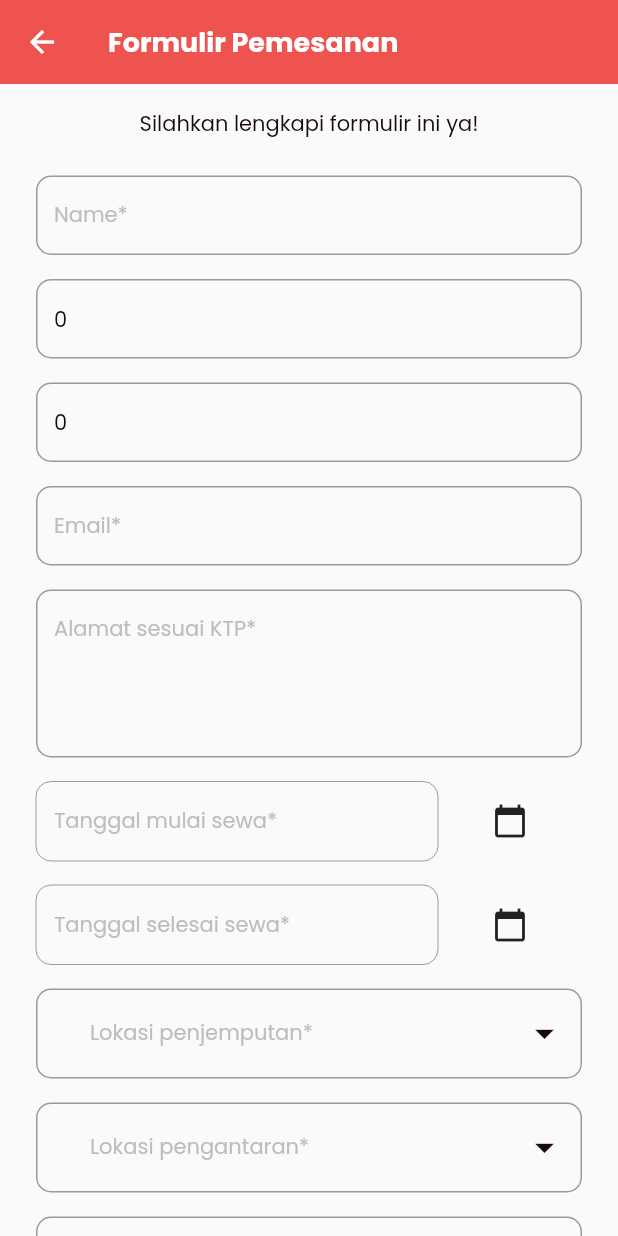
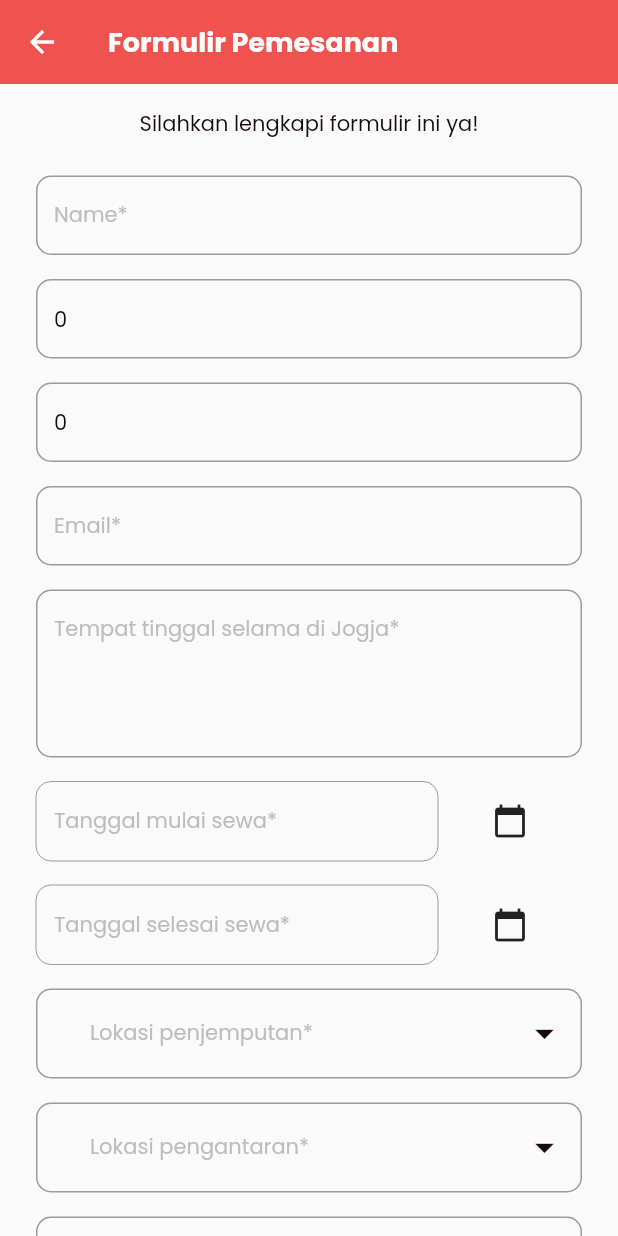
Before and after one commit to ahmadsufyan455/frentjogja, a Flutter app: the BookingForm screen opened directly with empty values, on a phone screen of 412 x 824 dp. Run offline on Flutter 3.47's test engine with Material 2 defaults, Android fonts, the phone set to English and light mode, and no system bars; our stand-ins replace cloud_firestore, dropdown_button2, firebase_auth, firebase_core, get, google_fonts and 1 more; accounts and stored records are empty.

Commit message:
edit note condition

```diff
--- a/lib/modules/form/booking_form.dart
+++ b/lib/modules/form/booking_form.dart
@@ -107,7 +107,7 @@ class BookingForm extends StatelessWidget {
                     inputType: TextInputType.multiline,
                     controller: controller.addressController,
                     maxLines: 4,
-                    hintText: 'Alamat sesuai KTP*',
+                    hintText: 'Tempat tinggal selama di Jogja*',
                   ),
                   const SizedBox(height: 16.0),
                   Row(
--- a/lib/modules/form/detail_form.dart
+++ b/lib/modules/form/detail_form.dart
@@ -84,7 +84,7 @@ class DetailForm extends StatelessWidget {
                   Row(
                     mainAxisAlignment: MainAxisAlignment.spaceBetween,
                     children: [
-                      Text('Alamat :', style: kBodyRegular),
+                      Text('Alamat di Jogja:', style: kBodyRegular),
                       Text(data[0]['booking'].address, style: kBodyBold),
                     ],
                   ),
@@ -126,7 +126,9 @@ class DetailForm extends StatelessWidget {
                     mainAxisAlignment: MainAxisAlignment.spaceBetween,
                     children: [
                       Text('Keperluan sewa :', style: kBodyRegular),
-                      Text(data[0]['booking'].note, style: kBodyBold),
+                      data[0]['booking'].note != ''
+                          ? Text(data[0]['booking'].note, style: kBodyBold)
+                          : Text('-', style: kBodyBold),
                     ],
                   ),
                   const SizedBox(height: 16.0),
```
